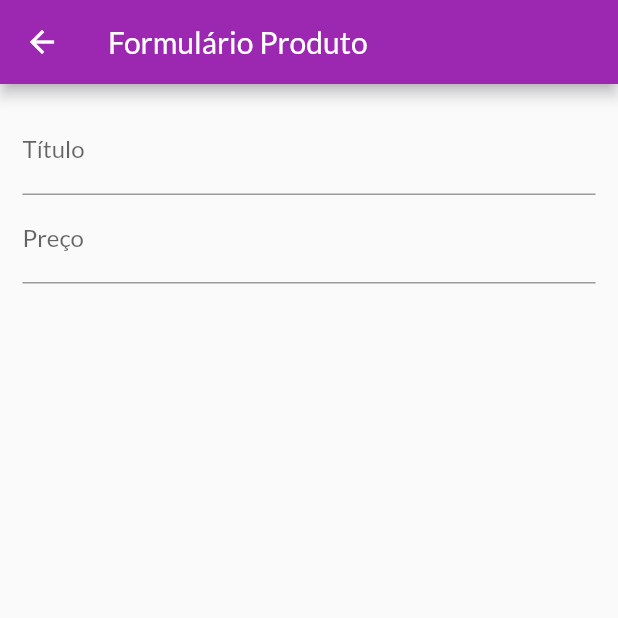
After one commit to jamgf/storeapp, a Flutter app: the ProductFormScreen screen opened by its route, on a phone screen of 412 x 824 dp, the top half of it. The commit adds this screen. Run offline on Flutter 3.47's test engine with Material 2 defaults, Android fonts, the phone set to English and light mode, and no system bars; network calls fail.

Commit message:
new version

```diff
--- a/lib/components/product_grid.dart
+++ b/lib/components/product_grid.dart
@@ -1,7 +1,7 @@
 import 'package:flutter/material.dart';
 import 'package:provider/provider.dart';
 import '../providers/products.dart';
-import '../components/product_item.dart';
+import 'product_grid_item.dart';
 
 class ProductGrid extends StatelessWidget {
   final bool showFavoriteOnly;
@@ -18,7 +18,7 @@ class ProductGrid extends StatelessWidget {
       itemCount: products.length,
       itemBuilder: (ctx, i) => ChangeNotifierProvider.value(
         value: products[i],
-        child: ProductItem(),
+        child: ProductGridItem(),
       ),
       padding: const EdgeInsets.all(10),
       gridDelegate: SliverGridDelegateWithFixedCrossAxisCount(
--- a/lib/main.dart
+++ b/lib/main.dart
@@ -1,3 +1,4 @@
+import './view/product_form_screen.dart';
 import 'package:flutter/material.dart';
 import 'view/products_overview_screen.dart';
 import 'utils/app_routes.dart';
@@ -8,6 +9,7 @@ import './providers/cart.dart';
 import './providers/orders.dart';
 import './providers/products.dart';
 import 'view/orders_screen.dart';
+import 'view/products_screen.dart';
 
 void main() => runApp(StoreAPP());
 
@@ -38,6 +40,8 @@ class StoreAPP extends StatelessWidget {
           AppRoutes.PRODUCT_DETAIL: (ctx) => ProductDetailScreen(),
           AppRoutes.CART: (ctx) => CartScreen(),
           AppRoutes.ORDERS: (ctx) => OrdersScreen(),
+          AppRoutes.PRODUCTS: (ctx) => ProductsScreen(),
+          AppRoutes.PRODUCT_FORM: (ctx) => ProductFormScreen(),
         },
       ),
     );
--- a/lib/providers/products.dart
+++ b/lib/providers/products.dart
@@ -6,6 +6,11 @@ class Products with ChangeNotifier {
   List<Product> _items = DUMMY_PRODUCTS;
 
   List<Product> get items => [..._items];
+
+  int get itemsCount {
+    return _items.length;
+  }
+
   List<Product> get favoriteItems {
     return _items.where((prod) => prod.isFavorite).toList();
   }
--- a/lib/utils/app_routes.dart
+++ b/lib/utils/app_routes.dart
@@ -2,5 +2,7 @@ class AppRoutes {
   static const PRODUCT_DETAIL = '/product-detail';
   static const CART = '/cart';
   static const ORDERS = '/orders';
+  static const PRODUCTS = '/products';
+  static const PRODUCT_FORM = '/product-form';
   static const HOME = '/';
 }
--- /dev/null
+++ b/lib/view/product_form_screen.dart
@@ -0,0 +1,40 @@
+import 'package:flutter/material.dart';
+
+class ProductFormScreen extends StatefulWidget {
+  @override
+  _ProductFormScreenState createState() => _ProductFormScreenState();
+}
+
+class _ProductFormScreenState extends State<ProductFormScreen> {
+  final _priceFocusNode = FocusNode();
+  @override
+  Widget build(BuildContext context) {
+    return Scaffold(
+      appBar: AppBar(
+        title: Text('Formulário Produto'),
+      ),
+      body: Padding(
+        padding: const EdgeInsets.all(15),
+        child: ListView(
+          children: [
+            TextFormField(
+              decoration: InputDecoration(labelText: 'Título'),
+              textInputAction: TextInputAction.next,
+              onFieldSubmitted: (_) {
+                FocusScope.of(context).requestFocus(_priceFocusNode);
+              },
+            ),
+            TextFormField(
+              decoration: InputDecoration(labelText: 'Preço'),
+              textInputAction: TextInputAction.next,
+              focusNode: _priceFocusNode,
+              keyboardType: TextInputType.numberWithOptions(
+                decimal: true,
+              ),
+            ),
+          ],
+        ),
+      ),
+    );
+  }
+}
```
Also changed, not shown: lib/components/app_drawer.dart (+10 -0 lines), lib/components/cart_item_widget.dart (+23 -0 lines), lib/components/product_grid_item.dart (added, +74 -0 lines), lib/components/product_item.dart (+22 -45 lines), lib/providers/cart.dart (+22 -0 lines), lib/view/products_screen.dart (added, +41 -0 lines).
